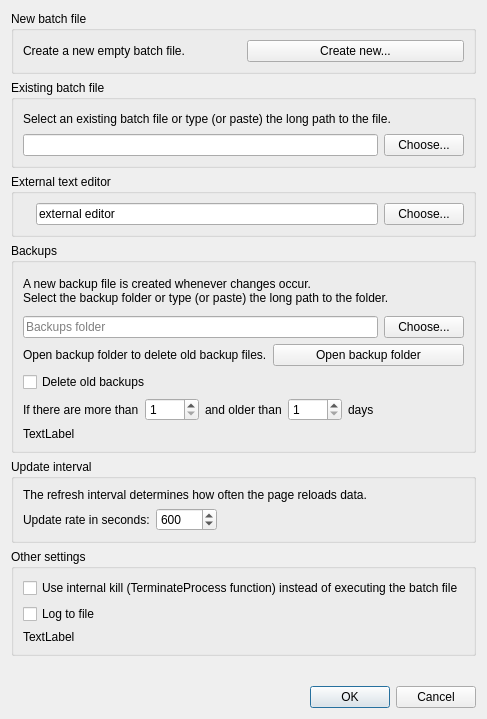
Above: dialog.ui from MarioUnoDueTreQuattro/KillManagerQt before the change. Below: the same form after it.
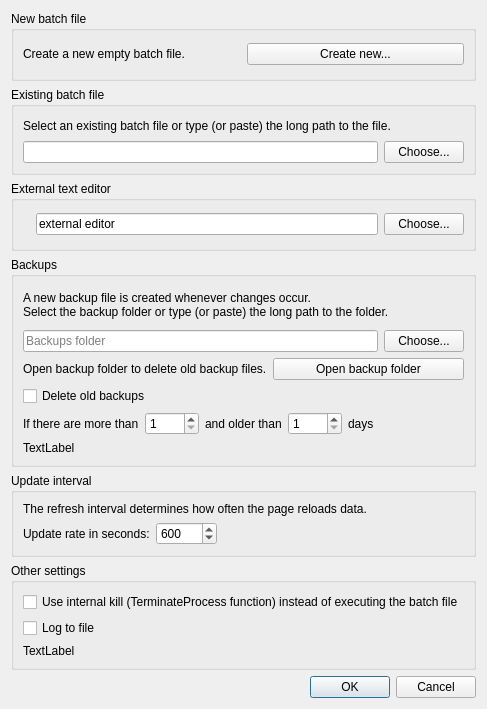
That is the form after the change. Icons and pictures are not drawn.

Diff of the .ui file:
```diff
--- a/dialog.ui
+++ b/dialog.ui
@@ -8,7 +8,7 @@
     <x>0</x>
     <y>0</y>
     <width>443</width>
-    <height>719</height>
+    <height>709</height>
    </rect>
   </property>
   <property name="sizePolicy">
@@ -432,12 +432,12 @@
       <enum>Qt::Vertical</enum>
      </property>
      <property name="sizeType">
-      <enum>QSizePolicy::Expanding</enum>
+      <enum>QSizePolicy::Minimum</enum>
      </property>
      <property name="sizeHint" stdset="0">
       <size>
        <width>20</width>
-       <height>10</height>
+       <height>0</height>
       </size>
      </property>
     </spacer>
```
